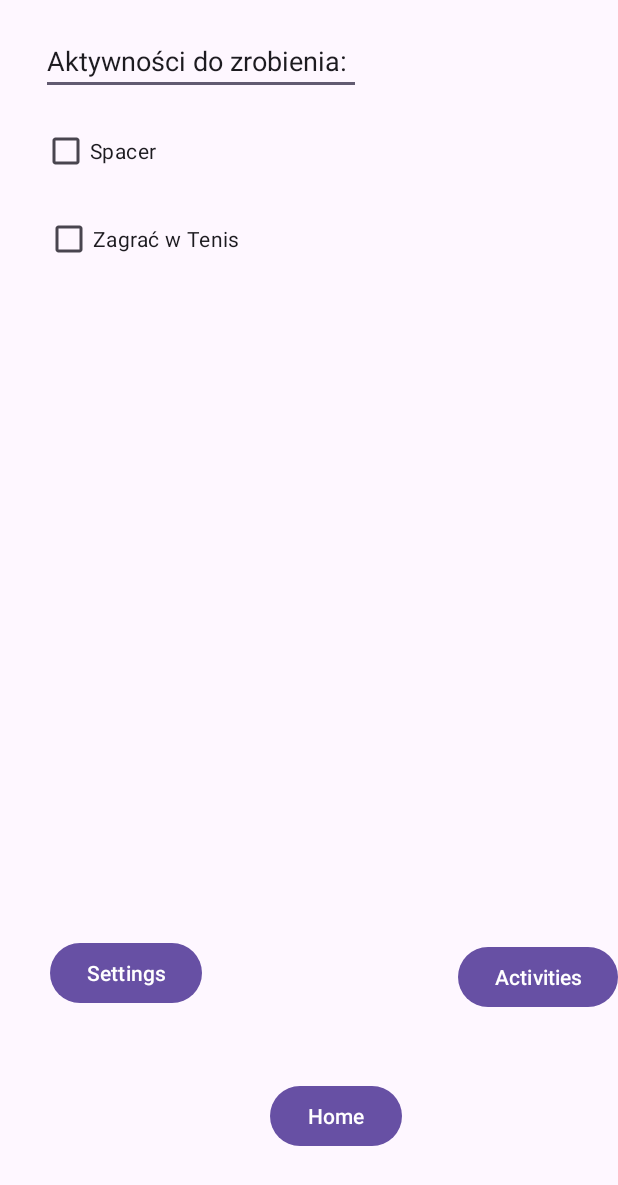
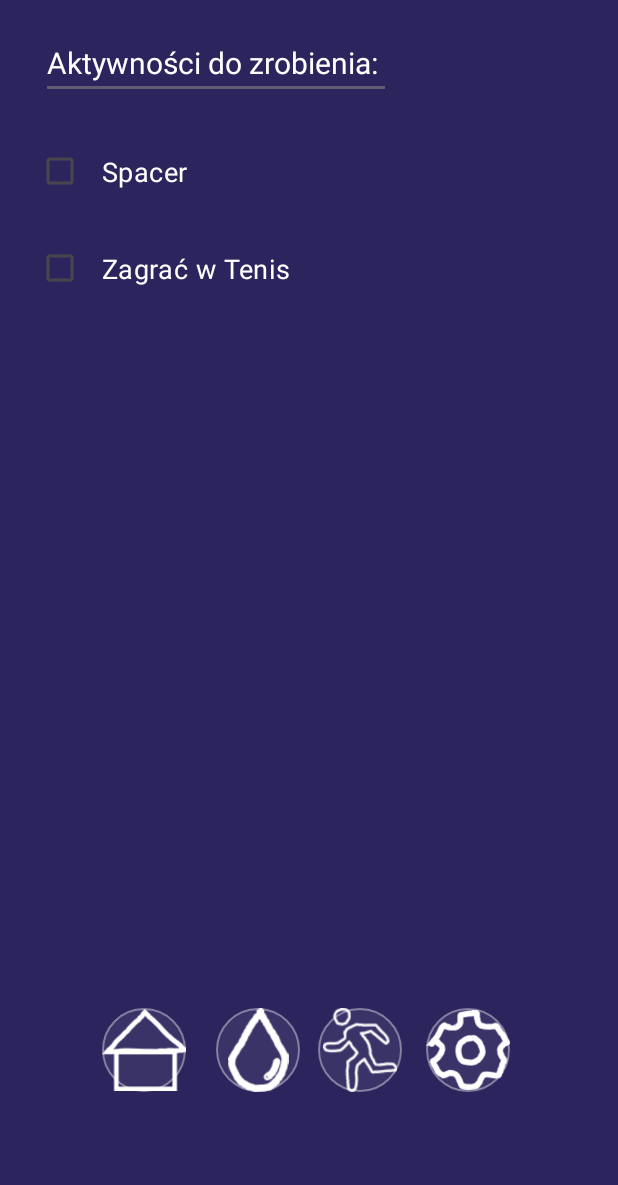
Before and after one commit to Gou-ash/FishyFrank, an Android app built with Jetpack Compose: the layout activity_scrolling.xml on its own in the app's theme, with its tools: preview values and no code run, on a phone screen of 412 x 824 dp. Shown: the top 1185 px of the screen. Run offline under Robolectric (Android 15) with nearby library versions, the phone set to English and light mode, and no system bars.

Commit message:
dalsze prace nad interfejsem 2

```diff
--- a/app/src/main/java/com/example/hackaton/ScrollingActivity.kt
+++ b/app/src/main/java/com/example/hackaton/ScrollingActivity.kt
@@ -3,6 +3,7 @@ package com.example.hackaton
 import android.content.Intent
 import android.os.Bundle
 import android.widget.Button
+import android.widget.ImageButton
 import com.google.android.material.appbar.CollapsingToolbarLayout
 import com.google.android.material.floatingactionbutton.FloatingActionButton
 import com.google.android.material.snackbar.Snackbar
@@ -19,19 +20,13 @@ class ScrollingActivity : AppCompatActivity() {
         binding = ActivityScrollingBinding.inflate(layoutInflater)
         setContentView(binding.root)
 
-        val HomeActivityButton = findViewById<Button>(R.id.BackToMainButton)
+        val HomeActivityButton = findViewById<ImageButton>(R.id.BackToMainButton)
         HomeActivityButton.setOnClickListener {
             val intent = Intent(this, MainActivity::class.java)
             startActivity(intent)
         }
 
-        val ActivitiesActivityButton = findViewById<Button>(R.id.ActivitiesActivitiesButton)
-        ActivitiesActivityButton.setOnClickListener {
-            val intent = Intent(this, ScrollingActivity::class.java)
-            startActivity(intent)
-        }
-
-        val SettingsActivityButton = findViewById<Button>(R.id.ActivitiesSettingsButton)
+        val SettingsActivityButton = findViewById<ImageButton>(R.id.ActivitiesSettingsButton)
         SettingsActivityButton.setOnClickListener {
             val intent = Intent(this, SettingsActivity::class.java)
             startActivity(intent)
--- a/app/src/main/res/layout/activity_scrolling.xml
+++ b/app/src/main/res/layout/activity_scrolling.xml
@@ -1,34 +1,13 @@
 <?xml version="1.0" encoding="utf-8"?>
-<androidx.constraintlayout.widget.ConstraintLayout xmlns:android="http://schemas.android.com/apk/res/android"
+<androidx.constraintlayout.widget.ConstraintLayout
+    xmlns:android="http://schemas.android.com/apk/res/android"
     xmlns:app="http://schemas.android.com/apk/res-auto"
     xmlns:tools="http://schemas.android.com/tools"
     android:layout_width="match_parent"
     android:layout_height="match_parent"
     android:fitsSystemWindows="true"
+    android:background="#2c245c"
     tools:context=".ScrollingActivity">
-
-
-    <Button
-        android:id="@+id/BackToMainButton"
-        android:layout_width="wrap_content"
-        android:layout_height="wrap_content"
-        android:layout_marginStart="180dp"
-        android:layout_marginEnd="37dp"
-        android:layout_marginBottom="56dp"
-        android:text="Home"
-        app:layout_constraintBottom_toBottomOf="parent"
-        app:layout_constraintEnd_toStartOf="@+id/ActivitiesActivitiesButton"
-        app:layout_constraintStart_toStartOf="parent" />
-
-    <CheckBox
-        android:id="@+id/checkBox"
-        android:layout_width="wrap_content"
-        android:layout_height="wrap_content"
-        android:layout_marginStart="28dp"
-        android:layout_marginTop="13dp"
-        android:text="Spacer"
-        app:layout_constraintStart_toStartOf="parent"
-        app:layout_constraintTop_toBottomOf="@+id/ActivitiesText" />
 
     <EditText
         android:id="@+id/ActivitiesText"
@@ -39,37 +18,94 @@
         android:ems="10"
         android:inputType="text"
         android:text="Aktywności do zrobienia:"
+        android:textColor="#FFFFFF"
+        android:textSize="20sp"
         app:layout_constraintStart_toStartOf="parent"
         app:layout_constraintTop_toTopOf="parent" />
+
+    <CheckBox
+        android:id="@+id/checkBox1"
+        android:layout_width="wrap_content"
+        android:layout_height="wrap_content"
+        android:layout_marginStart="24dp"
+        android:layout_marginTop="24dp"
+        android:text="Spacer"
+        android:textSize="18sp"
+        android:padding="12dp"
+        android:textColor="#FFFFFF"
+        app:layout_constraintTop_toBottomOf="@+id/ActivitiesText"
+        app:layout_constraintStart_toStartOf="parent" />
 
     <CheckBox
         android:id="@+id/checkBox2"
         android:layout_width="wrap_content"
         android:layout_height="wrap_content"
-        android:layout_marginTop="72dp"
-        android:layout_marginEnd="252dp"
+        android:layout_marginStart="24dp"
+        android:layout_marginTop="16dp"
         android:text="Zagrać w Tenis"
-        app:layout_constraintEnd_toEndOf="parent"
-        app:layout_constraintTop_toBottomOf="@+id/ActivitiesText" />
+        android:textSize="18sp"
+        android:padding="12dp"
+        android:textColor="#FFFFFF"
+        app:layout_constraintTop_toBottomOf="@+id/checkBox1"
+        app:layout_constraintStart_toStartOf="parent" />
 
-    <Button
+
+
+
+    <ImageButton
+        android:id="@+id/BackToMainButton"
+        android:layout_width="56dp"
+        android:layout_height="56dp"
+        android:layout_marginStart="68dp"
+        android:layout_marginBottom="96dp"
+        android:background="@drawable/round_button_background"
+        android:contentDescription="Button 1"
+        android:scaleType="centerInside"
+        android:src="@drawable/ic_home"
+        app:layout_constraintBottom_toBottomOf="parent"
+        app:layout_constraintStart_toStartOf="parent"
+        app:tint="#FFFFFF" />
+
+    <ImageButton
         android:id="@+id/ActivitiesSettingsButton"
-        android:layout_width="wrap_content"
-        android:layout_height="wrap_content"
-        android:layout_marginStart="33dp"
-        android:layout_marginTop="441dp"
-        android:text="Settings"
-        app:layout_constraintStart_toStartOf="parent"
-        app:layout_constraintTop_toBottomOf="@+id/checkBox2" />
+        android:layout_width="56dp"
+        android:layout_height="56dp"
+        android:layout_marginStart="16dp"
+        android:layout_marginBottom="96dp"
+        android:background="@drawable/round_button_background"
+        android:contentDescription="Button 4"
+        android:scaleType="centerInside"
+        android:src="@drawable/ic_settings"
+        app:layout_constraintBottom_toBottomOf="parent"
+        app:layout_constraintStart_toEndOf="@+id/btn3"
+        app:tint="#FFFFFF" />
 
-    <Button
-        android:id="@+id/ActivitiesActivitiesButton"
-        android:layout_width="wrap_content"
-        android:layout_height="wrap_content"
-        android:layout_marginStart="37dp"
-        android:layout_marginTop="627dp"
-        android:text="Activities"
+    <ImageButton
+        android:id="@+id/btn3"
+        android:layout_width="56dp"
+        android:layout_height="56dp"
+        android:layout_marginStart="12dp"
+        android:layout_marginBottom="96dp"
+        android:background="@drawable/round_button_background"
+        android:contentDescription="Button 3"
+        android:scaleType="centerInside"
+        android:src="@drawable/ic_sport"
+        app:layout_constraintBottom_toBottomOf="parent"
+        app:layout_constraintStart_toEndOf="@+id/btn2"
+        app:tint="#FFFFFF" />
+
+    <ImageButton
+        android:id="@+id/btn2"
+        android:layout_width="56dp"
+        android:layout_height="56dp"
+        android:layout_marginStart="20dp"
+        android:layout_marginBottom="96dp"
+        android:background="@drawable/round_button_background"
+        android:contentDescription="Button 2"
+        android:scaleType="centerInside"
+        android:src="@drawable/ic_water"
+        app:layout_constraintBottom_toBottomOf="parent"
         app:layout_constraintStart_toEndOf="@+id/BackToMainButton"
-        app:layout_constraintTop_toTopOf="parent" />
+        app:tint="#FFFFFF" />
 
 </androidx.constraintlayout.widget.ConstraintLayout>
--- a/app/src/main/res/layout/main_activity.xml
+++ b/app/src/main/res/layout/main_activity.xml
@@ -1,13 +1,14 @@
 <?xml version="1.0" encoding="utf-8"?>
-<androidx.constraintlayout.widget.ConstraintLayout
-    xmlns:android="http://schemas.android.com/apk/res/android"
+<androidx.constraintlayout.widget.ConstraintLayout xmlns:android="http://schemas.android.com/apk/res/android"
     xmlns:app="http://schemas.android.com/apk/res-auto"
     xmlns:tools="http://schemas.android.com/tools"
     android:layout_width="match_parent"
     android:layout_height="match_parent"
     android:background="#2c245c"
     tools:context=".MainActivity"
-    tools:ignore="ExtraText">
+    tools:ignore="ExtraText"
+    tools:layout_editor_absoluteX="0dp"
+    tools:layout_editor_absoluteY="-80dp">
 
 
     <!-- Existing buttons -->
@@ -33,13 +34,13 @@
         android:layout_width="56dp"
         android:layout_height="56dp"
         android:layout_marginStart="68dp"
-        android:layout_marginBottom="16dp"
+        android:layout_marginBottom="96dp"
         android:background="@drawable/round_button_background"
         android:contentDescription="Button 1"
+        android:scaleType="centerInside"
         android:src="@drawable/ic_sleep"
         app:layout_constraintBottom_toBottomOf="parent"
         app:layout_constraintStart_toStartOf="parent"
-        android:scaleType="centerInside"
         app:tint="#FFFFFF" />
 
     <ImageButton
@@ -47,13 +48,13 @@
         android:layout_width="56dp"
         android:layout_height="56dp"
         android:layout_marginStart="16dp"
-        android:layout_marginBottom="16dp"
+        android:layout_marginBottom="96dp"
         android:background="@drawable/round_button_background"
         android:contentDescription="Button 4"
+        android:scaleType="centerInside"
         android:src="@drawable/ic_sport"
         app:layout_constraintBottom_toBottomOf="parent"
         app:layout_constraintStart_toEndOf="@+id/settingsActivityButton"
-        android:scaleType="centerInside"
         app:tint="#FFFFFF" />
 
     <ImageButton
@@ -61,13 +62,13 @@
         android:layout_width="56dp"
         android:layout_height="56dp"
         android:layout_marginStart="12dp"
-        android:layout_marginBottom="16dp"
+        android:layout_marginBottom="96dp"
         android:background="@drawable/round_button_background"
         android:contentDescription="Button 3"
+        android:scaleType="centerInside"
         android:src="@drawable/ic_settings"
         app:layout_constraintBottom_toBottomOf="parent"
         app:layout_constraintStart_toEndOf="@+id/btn2"
-        android:scaleType="centerInside"
         app:tint="#FFFFFF" />
 
     <ImageButton
@@ -75,13 +76,13 @@
         android:layout_width="56dp"
         android:layout_height="56dp"
         android:layout_marginStart="20dp"
-        android:layout_marginBottom="16dp"
+        android:layout_marginBottom="96dp"
         android:background="@drawable/round_button_background"
         android:contentDescription="Button 2"
+        android:scaleType="centerInside"
         android:src="@drawable/ic_water"
         app:layout_constraintBottom_toBottomOf="parent"
         app:layout_constraintStart_toEndOf="@id/btn1"
-        android:scaleType="centerInside"
         app:tint="#FFFFFF" />
 
 </androidx.constraintlayout.widget.ConstraintLayout>
```
Also changed, not shown: app/src/main/res/drawable/ic_home.png (added).
